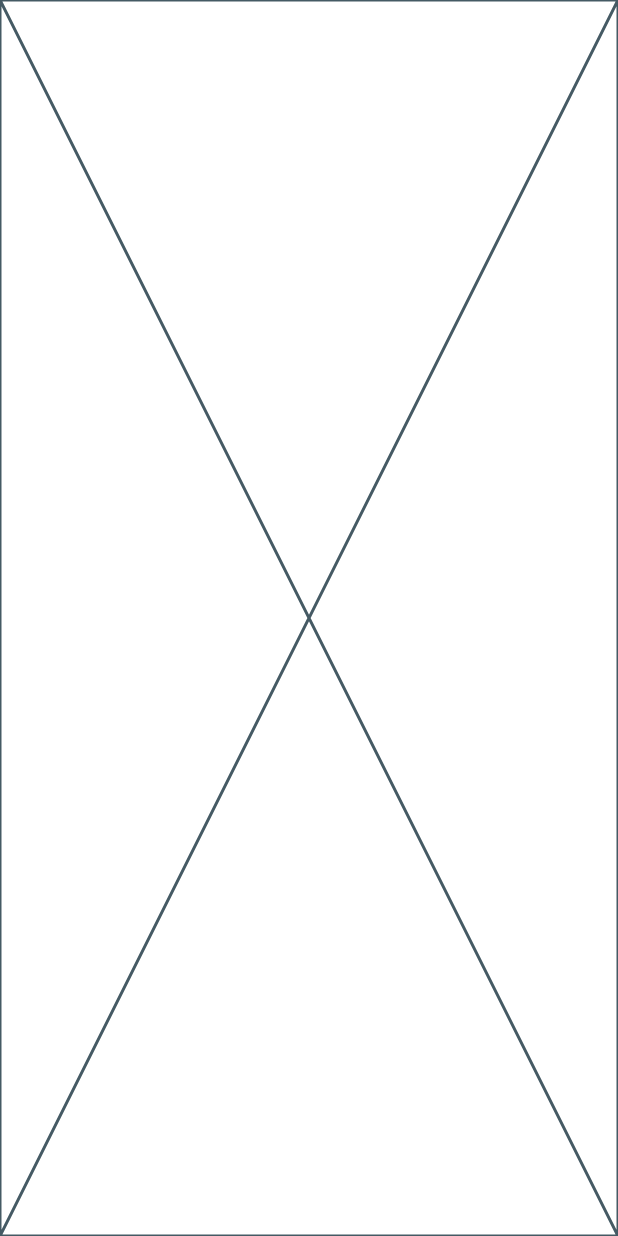
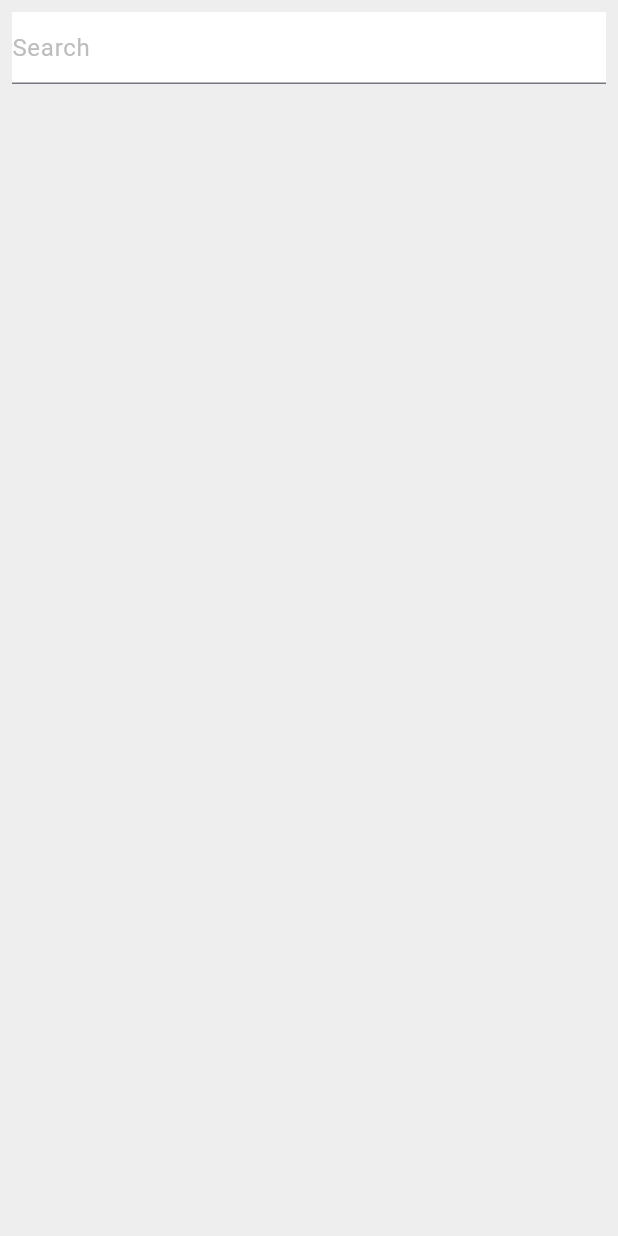
Before and after one commit to DanielLeke/News-app, a Flutter app: the screen it shows after launch, after a tap on "Search", on a phone screen of 412 x 824 dp. Run offline on Flutter 3.47's test engine with Material 3 defaults, Android fonts, the phone set to English and light mode, and no system bars; network calls fail.

Commit message:
Styling the search page (not done yet)

```diff
--- a/lib/pages/searchPage.dart
+++ b/lib/pages/searchPage.dart
@@ -8,8 +8,31 @@ class SearchPage extends StatefulWidget {
 }
 
 class _SearchPageState extends State<SearchPage> {
+  final TextEditingController _searchController = TextEditingController();
+
   @override
   Widget build(BuildContext context) {
-    return const Placeholder();
+    return Scaffold(
+      backgroundColor: Colors.grey[200],
+      body: ListView(
+        children: [
+          Padding(
+              padding: const EdgeInsets.all(8.0),
+              child: GestureDetector(
+                onTap: () {},
+                child: Container(
+                  color: Colors.white,
+                  child: TextField(
+                    controller: _searchController,
+                    decoration: InputDecoration(
+                      hintText: "Search",
+                      hintStyle: TextStyle(color: Colors.grey[400]),
+                    ),
+                  ),
+                ),
+              )),
+        ],
+      ),
+    );
   }
 }
```
Also changed, not shown: 4 other files.
